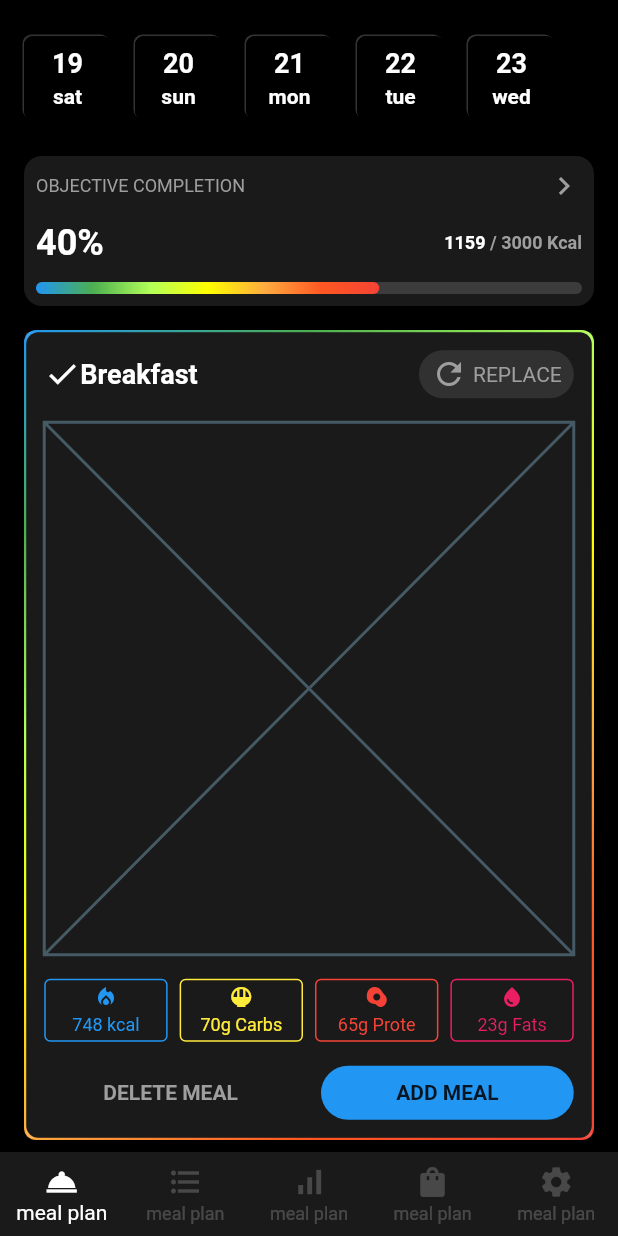
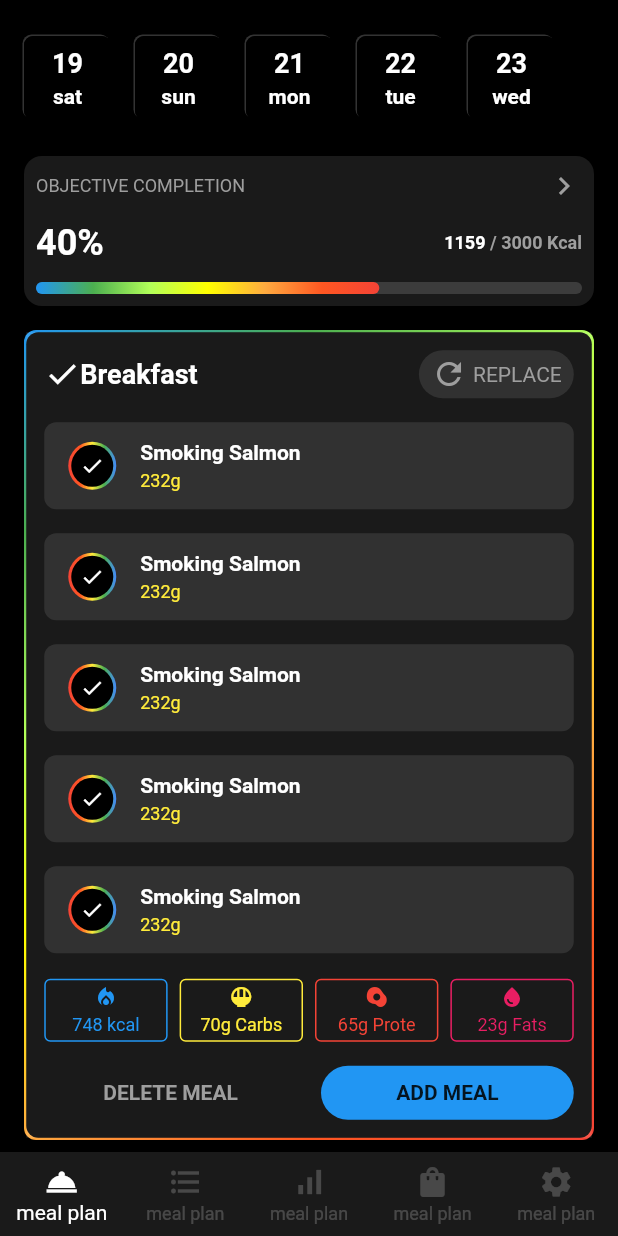
Before and after one commit to JAICHANGPARK/flutter_notebook_18th_story, a Flutter app: the screen it shows after launch, on a phone screen of 412 x 824 dp. Run offline on Flutter 3.47's test engine with Material 2 defaults, Android fonts, the phone set to English and light mode, and no system bars; our stand-ins replace cached_network_image, dotted_border, flutter_lorem, flutter_riverpod, flutter_svg, freezed_annotation and 4 more.

Commit message:
Update fitness_nutrition_main_page.dart

```diff
--- a/lib/ep1094_fitness_nutrition_app/src/ui/fitness_nutrition_main_page.dart
+++ b/lib/ep1094_fitness_nutrition_app/src/ui/fitness_nutrition_main_page.dart
@@ -1,3 +1,4 @@
+import 'package:flutter/cupertino.dart';
 import 'package:flutter/material.dart';
 import 'dart:ui' as ui;
 
@@ -282,7 +283,76 @@ class _FitnessNutritionMainPageState extends State<FitnessNutritionMainPage> {
                             const SizedBox(
                               height: 16,
                             ),
-                            const Expanded(child: Placeholder()),
+                            Expanded(
+                                child: ListView.builder(
+                              itemBuilder: (context, index) {
+                                return Padding(
+                                  padding: EdgeInsets.only(bottom: 16),
+                                  child: Container(
+                                    decoration: BoxDecoration(
+                                      color: Colors.white.withOpacity(0.1),
+                                      borderRadius: BorderRadius.circular(8),
+                                    ),
+                                    padding: EdgeInsets.symmetric(horizontal: 16, vertical: 12),
+                                    child: Row(
+                                      children: [
+                                        Container(
+                                          height: 32,
+                                          width: 32,
+                                          decoration: BoxDecoration(
+                                            shape: BoxShape.circle,
+                                            gradient: LinearGradient(
+                                              colors: [
+                                                Colors.red,
+                                                Colors.deepOrange,
+                                                Colors.yellow,
+                                                Colors.green,
+                                                Colors.blueAccent,
+                                              ],
+                                              begin: Alignment.topLeft,
+                                              end: Alignment.topRight,
+                                            ),
+                                          ),
+                                          padding: EdgeInsets.all(2),
+                                          child: CircleAvatar(
+                                            foregroundColor: Colors.white,
+                                            backgroundColor: Colors.black,
+                                            child: Icon(Icons.check,
+                                            size: 16,),
+                                          ),
+                                        ),
+                                        Padding(
+                                          padding: const EdgeInsets.symmetric(horizontal: 16),
+                                          child: Column(
+                                            crossAxisAlignment: CrossAxisAlignment.start,
+                                            children: [
+                                              Text(
+                                                "Smoking Salmon",
+                                                style: TextStyle(
+                                                  color: Colors.white,
+                                                  fontWeight: FontWeight.bold,
+                                                ),
+                                              ),
+                                              SizedBox(
+                                                height: 4,
+                                              ),
+                                              Text(
+                                                "232g",
+                                                style: TextStyle(
+                                                  color: Colors.yellow,
+                                                  fontSize: 12,
+                                                ),
+                                              )
+                                            ],
+                                          ),
+                                        )
+                                      ],
+                                    ),
+                                  ),
+                                );
+                              },
+                              itemCount: 5,
+                            )),
                             const SizedBox(
                               height: 16,
                             ),
```
Lines whose indentation alone changed are shown as unchanged.
